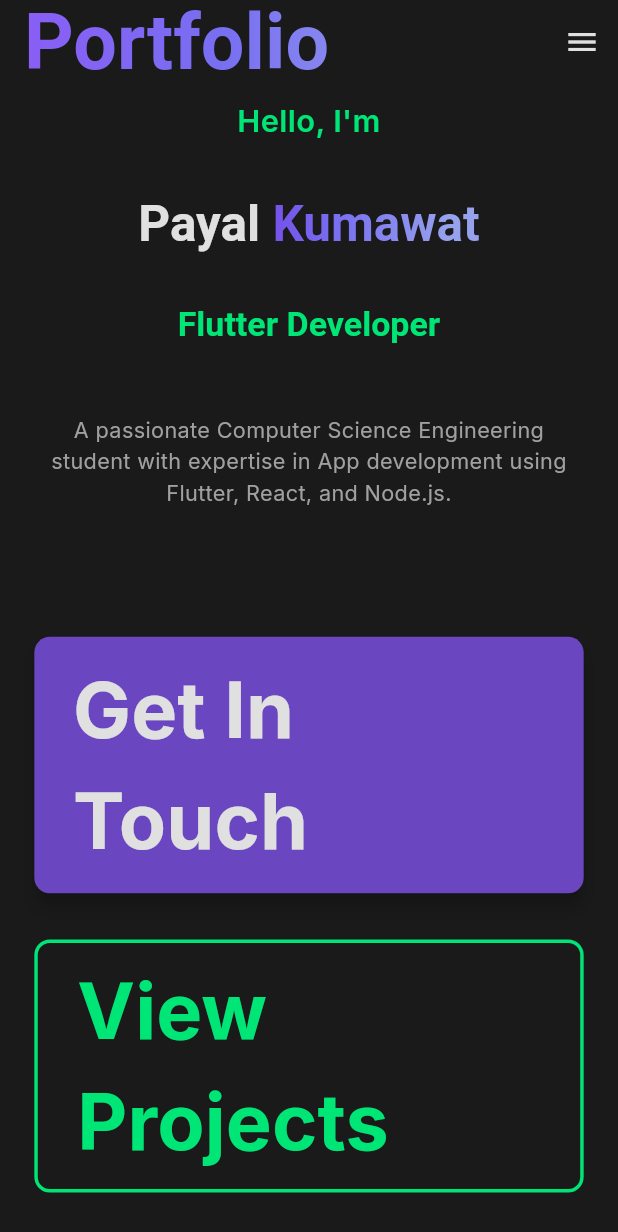
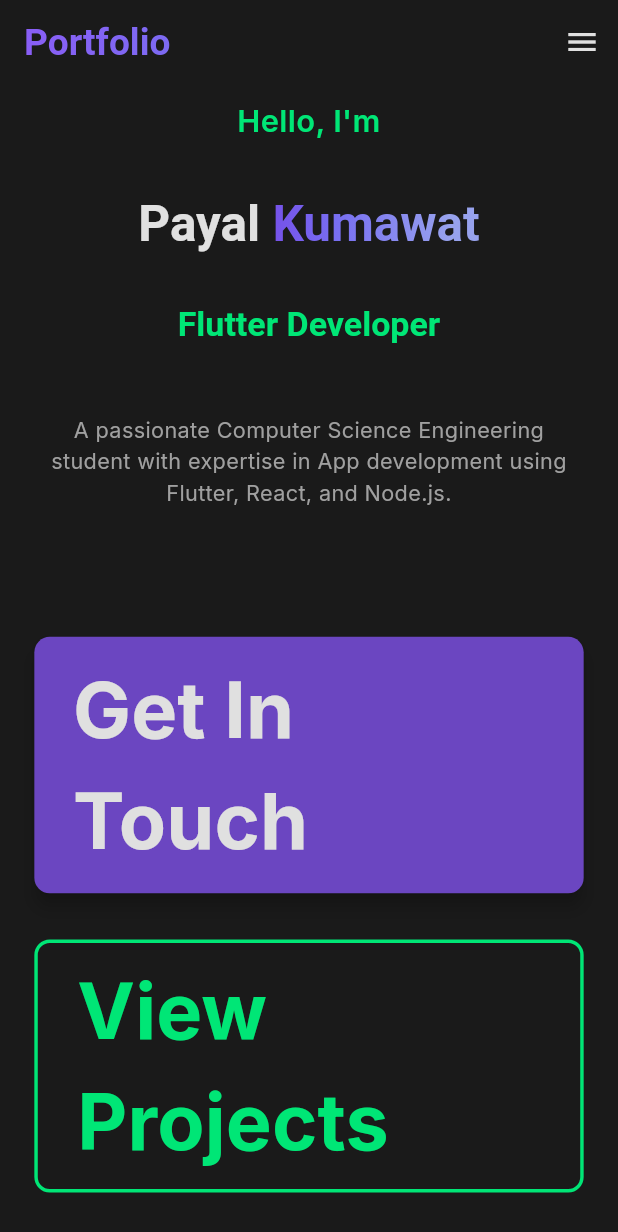
Before and after one commit to PayalKmt/my_portfolio, a Flutter app: the screen it shows after launch, on a phone screen of 412 x 824 dp. Shown: the top 1232 px of the screen. Run offline on Flutter 3.47's test engine with Material 3 defaults, Android fonts, the phone set to English and light mode, and no system bars; drawn by our look-alikes of animated_text_kit; our stand-ins replace flutter_screenutil, font_awesome_flutter, get, google_fonts; network calls fail.

Commit message:
updated home view

```diff
--- a/lib/app/modules/home/views/home_view.dart
+++ b/lib/app/modules/home/views/home_view.dart
@@ -34,7 +34,7 @@ class HomeView extends GetView<HomeController> {
                   text: TextSpan(
                     text: 'Portfolio',
                     style: TextStyle(
-                      fontSize: 50.sp,
+                      fontSize: Get.width * 0.06,
                       fontWeight: FontWeight.bold,
                         foreground: Paint()
                           ..shader = LinearGradient(
```
